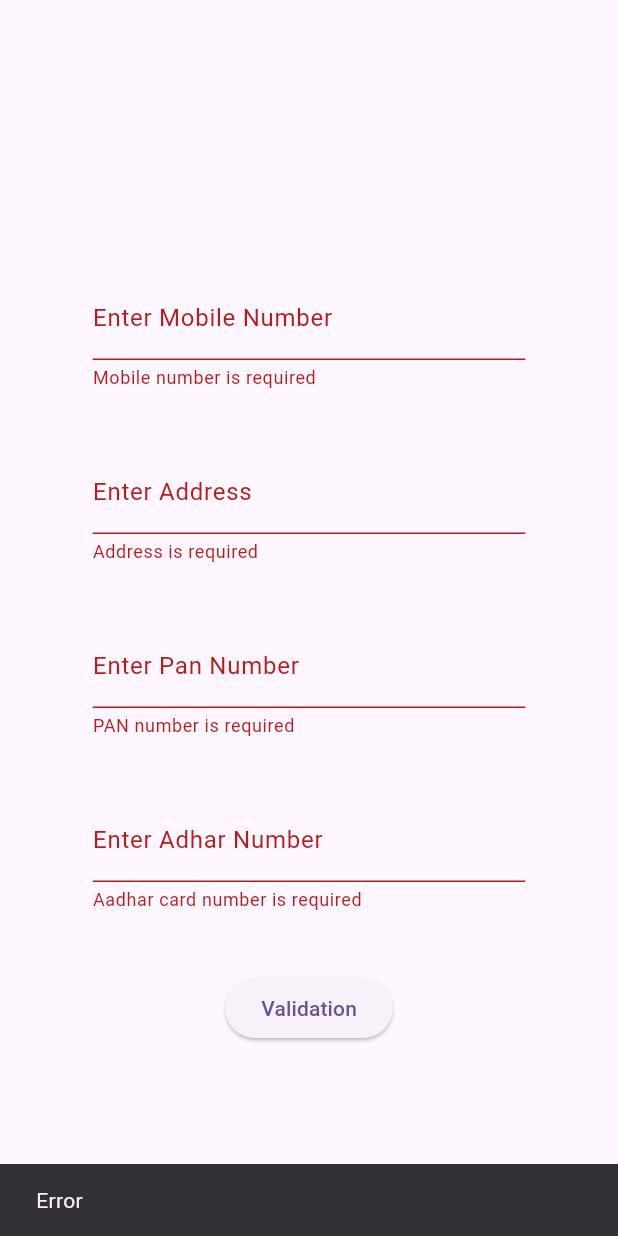
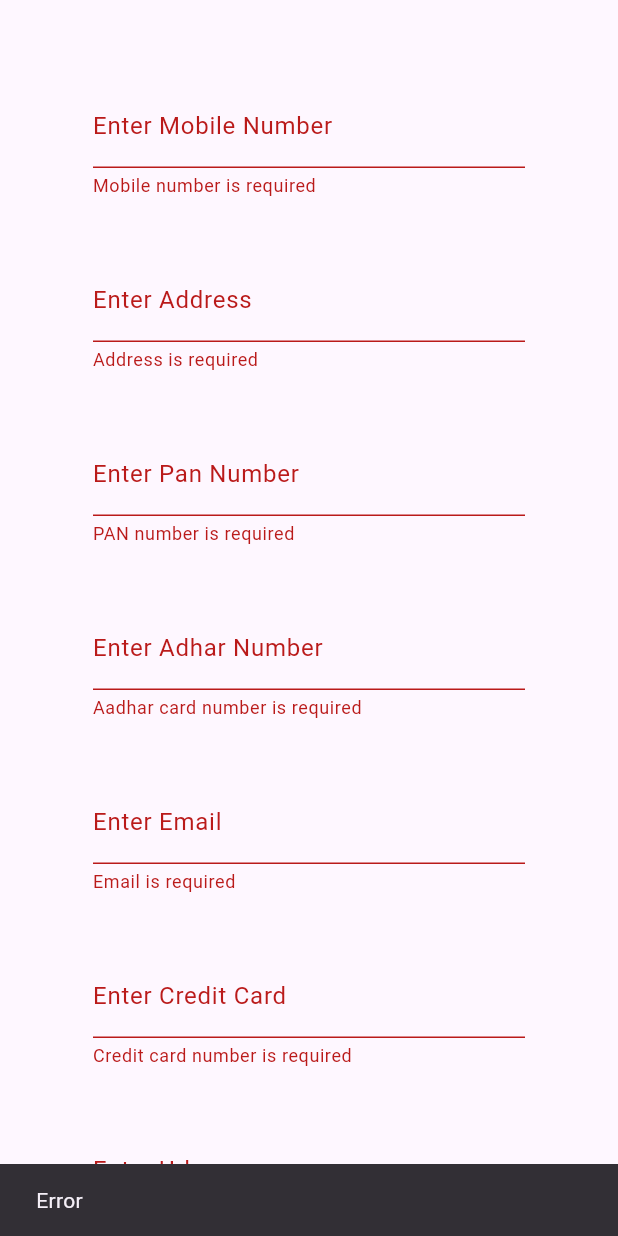
Before and after one commit to Dhirajchandel01/custom_form_validation, a Flutter app: the screen it shows after launch, after a tap on "Validation", on a phone screen of 412 x 824 dp. Run offline on Flutter 3.47's test engine with Material 3 defaults, Android fonts, the phone set to English and light mode, and no system bars.

Commit message:
07-10-24 By Ms Added extra Validations

```diff
--- a/example/lib/main.dart
+++ b/example/lib/main.dart
@@ -15,12 +15,14 @@ class MyApp extends StatelessWidget {
         colorScheme: ColorScheme.fromSeed(seedColor: Colors.deepPurple),
         useMaterial3: true,
       ),
-      home: MyHomePage(),
+      home: const MyHomePage(),
     );
   }
 }
 
 class MyHomePage extends StatefulWidget {
+  const MyHomePage({super.key});
+
   @override
   State<MyHomePage> createState() => _MyHomePageState();
 }
@@ -53,45 +55,84 @@ class _MyFormState extends State<MyForm> {
         key: _formKey,
         child: SizedBox(
           width: MediaQuery.of(context).size.width*0.70,
+          child: SingleChildScrollView(
+            physics: const NeverScrollableScrollPhysics(),
             child: Column(
               mainAxisAlignment: MainAxisAlignment.center,
-            children: <Widget>[
+              children: <Widget> [
                 TextFormField(
-                decoration: InputDecoration(
+                  decoration: const InputDecoration(
                     labelText: "Enter Mobile Number"
                   ),
+                  keyboardType: TextInputType.number,
                   validator: (value) => Validator.validateMobile(value),
                 ),
-              SizedBox(
+                const SizedBox(
                   height: 40,
                 ),
                 TextFormField(
-                decoration: InputDecoration(
+                  decoration: const InputDecoration(
                       labelText: "Enter Address"
                   ),
                   validator: (value) => Validator.validateAddress(value),
                 ),
-              SizedBox(
+                const SizedBox(
                   height: 40,
                 ),
                 TextFormField(
-                decoration: InputDecoration(
+                  decoration: const InputDecoration(
                       labelText: "Enter Pan Number"
                   ),
                   validator: (value) => Validator.validatePan(value),
                 ),
-              SizedBox(
+                const SizedBox(
                   height: 40,
                 ),
                 TextFormField(
-                decoration: InputDecoration(
+                  decoration: const InputDecoration(
                       labelText: "Enter Adhar Number"
                   ),
                   validator: (value) => Validator.validateAadhar(value),
                 ),
-              SizedBox(
+                const SizedBox(
                   height: 40,
                 ),
+                TextFormField(
+                  decoration: const InputDecoration(
+                    labelText: "Enter Email"
+                  ),
+                  validator: (value) => Validator.validateEmail(value),
+                ),
+                const SizedBox(
+                  height: 40,
+                ),
+                TextFormField(
+                  decoration: const InputDecoration(
+                    labelText: "Enter Credit Card"
+                  ),
+                  validator: (value) => Validator.validateCreditCard(value),
+                ),
+                const SizedBox(
+                  height: 40,
+                ),
+                TextFormField(
+                  decoration: const InputDecoration(
+                      labelText: "Enter Url"
+                  ),
+                  validator: (value) => Validator.validateURL(value),
+                ),
+                const SizedBox(
+                  height: 40,
+                ),
+                // TextFormField(
+                //   decoration: const InputDecoration(
+                //       labelText: "Enter Url"
+                //   ),
+                //   validator: (value) => Validator.validateDateOfBirth(value),
+                // ),
+                // const SizedBox(
+                //   height: 40,
+                // ),
                 ElevatedButton(
                   onPressed: () {
                     if (_formKey.currentState!.validate()) {
@@ -108,6 +149,7 @@ class _MyFormState extends State<MyForm> {
             ),
           ),
         ),
+      ),
     );
   }
 }
--- a/lib/validation.dart
+++ b/lib/validation.dart
@@ -210,6 +210,94 @@ class Validator {
     return null;
   }
 
+  //Added By MS
+  //Email Validation
+  static String? validateEmail(String? value) {
+    if (value == null || value.isEmpty) {
+      return 'Email is required';
+    }
+    if (value.startsWith(' ')) {
+      return 'Email should not start with a space';
+    }
+    if (!RegExp(r'^[a-zA-Z0-9._%+-]+@[a-zA-Z0-9.-]+\.[a-zA-Z]{2,}$').hasMatch(value)) {
+      return 'Invalid email format';
+    }
+    return null;
+  }
+
+  // Credit card number validation
+  static String? validateCreditCard(String? value) {
+    if (value == null || value.isEmpty) {
+      return 'Credit card number is required';
+    }
+    if (value.startsWith(' ')) {
+      return 'Credit card number should not start with a space';
+    }
+    if (!RegExp(r'^\d{16}$').hasMatch(value)) {
+      return 'Invalid credit card number';
+    }
+
+    // Luhn algorithm for credit card validation
+    int sum = 0;
+    bool alternate = false;
+    for (int i = value.length - 1; i >= 0; i--) {
+      int n = int.parse(value[i]);
+      if (alternate) {
+        n *= 2;
+        if (n > 9) n -= 9;
+      }
+      sum += n;
+      alternate = !alternate;
+    }
+    if (sum % 10 != 0) {
+      return 'Invalid credit card number';
+    }
+
+    return null;
+  }
+
+  // URL validation
+  static String? validateURL(String? value) {
+    if (value == null || value.isEmpty) {
+      return 'URL is required';
+    }
+    if (value.startsWith(' ')) {
+      return 'URL should not start with a space';
+    }
+    if (!RegExp(r'^(https?:\/\/)?([a-z0-9-]+(\.[a-z0-9-]+)+)(\/[^\s]*)?$').hasMatch(value)) {
+      return 'Invalid URL format';
+    }
+    return null;
+  }
+
+  // Date of birth validation
+  static String? validateDateOfBirth(DateTime? dob) {
+    if (dob == null) {
+      return 'Date of birth is required';
+    }
+    if (dob.isAfter(DateTime.now())) {
+      return 'Date of birth cannot be in the future';
+    }
+    return null;
+  }
+
+  // Strong password validation
+  static String? validatePassword(String? value) {
+    if (value == null || value.isEmpty) {
+      return 'Password is required';
+    }
+    if (value.startsWith(' ')) {
+      return 'Password should not start with a space';
+    }
+    if (value.length < 8) {
+      return 'Password must be at least 8 characters';
+    }
+    if (!RegExp(r'(?=.*[0-9])(?=.*[!@#$%^&*])(?=.*[a-z])(?=.*[A-Z]).{8,}').hasMatch(value)) {
+      return 'Password must contain at least one uppercase letter, one lowercase letter, one number, and one special character';
+    }
+    return null;
+  }
+
 }
 
 extension PanCardValidator on String {
--- a/pubspec.yaml
+++ b/pubspec.yaml
@@ -1,7 +1,10 @@
 name: "custom_form_validation"
 description: "Flutter custom validation"
 version: 0.0.1
-homepage:
+homepage: https://github.com/Dhirajchandel01/custom_form_validation.git
+repository: https://github.com/Dhirajchandel01/custom_form_validation.git
+issue_tracker: https://github.com/Dhirajchandel01/custom_form_validation/issues
+
 
 environment:
   sdk: '>=3.2.6 <4.0.0'
```
Also changed, not shown: example/pubspec.lock. Lines whose indentation alone changed are shown as unchanged.
